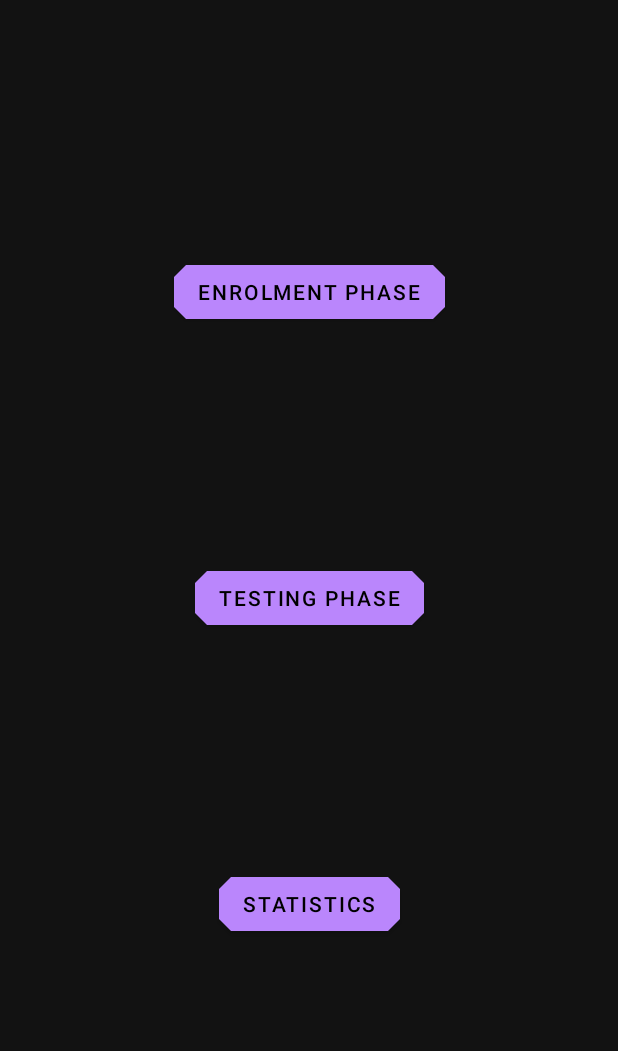
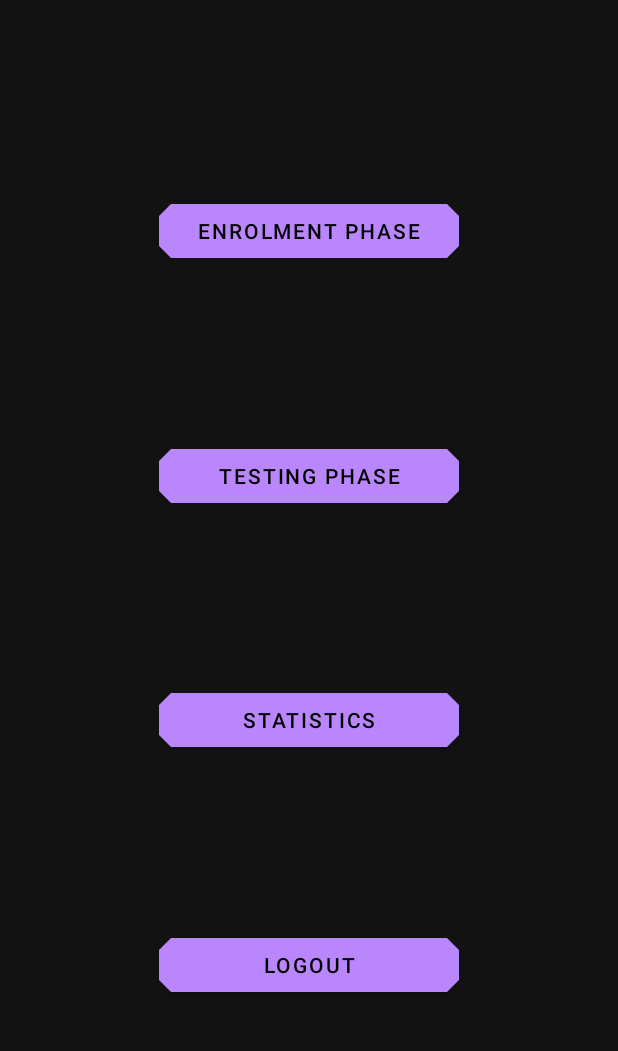
Before and after one commit to MaxOng99/IP, an Android app: the HomeActivity screen opened directly, with no data from a screen before it, on a phone screen of 412 x 824 dp, the part 62-1113 px from its top. Run offline under Robolectric (Android 15) with nearby library versions, the phone set to English and light mode, and no system bars; our stand-ins replace Firebase (no records; nobody signed in at launch, a user with empty details on screens opened directly); 1 statement that could not run was skipped.

Commit message:
add logout ui and logout functionality

```diff
--- a/android-frontend/app/src/main/java/com/example/touchauthenticator/ui/home/HomeActivity.kt
+++ b/android-frontend/app/src/main/java/com/example/touchauthenticator/ui/home/HomeActivity.kt
@@ -26,7 +26,11 @@ class HomeActivity: AppCompatActivity() {
     }
 
     fun launchStatisticsUI(view: View) {
-        ActivityLauncher.launchTestingActivity()
+        ActivityLauncher.launchStatisticsActivity()
+    }
+
+    fun logout(view: View) {
+        ActivityLauncher.launchAuthActivity(this)
     }
 
 }
--- a/android-frontend/app/src/main/res/layout/activity_home.xml
+++ b/android-frontend/app/src/main/res/layout/activity_home.xml
@@ -8,34 +8,45 @@
 
     <com.google.android.material.button.MaterialButton
         android:id="@+id/button2"
-        android:layout_width="wrap_content"
+        android:layout_width="200dp"
         android:layout_height="wrap_content"
+        android:onClick="launchEnrolmentUI"
         android:text="Enrolment Phase"
         app:layout_constraintBottom_toTopOf="@+id/button3"
         app:layout_constraintEnd_toEndOf="parent"
         app:layout_constraintStart_toStartOf="parent"
-        app:layout_constraintTop_toTopOf="parent"
-        android:onClick="launchEnrolmentUI"/>
+        app:layout_constraintTop_toTopOf="parent" />
 
     <com.google.android.material.button.MaterialButton
         android:id="@+id/button3"
-        android:layout_width="wrap_content"
+        android:layout_width="200dp"
         android:layout_height="wrap_content"
+        android:onClick="launchTestingUI"
         android:text="Testing Phase"
         app:layout_constraintBottom_toTopOf="@+id/button4"
         app:layout_constraintEnd_toEndOf="@+id/button2"
         app:layout_constraintStart_toStartOf="@+id/button2"
-        app:layout_constraintTop_toBottomOf="@+id/button2"
-        android:onClick="launchTestingUI"/>
+        app:layout_constraintTop_toBottomOf="@+id/button2" />
 
     <com.google.android.material.button.MaterialButton
         android:id="@+id/button4"
-        android:layout_width="wrap_content"
+        android:layout_width="200dp"
         android:layout_height="wrap_content"
+        android:onClick="launchStatisticsUI"
         android:text="Statistics"
+        app:layout_constraintBottom_toTopOf="@+id/textView3"
+        app:layout_constraintEnd_toEndOf="@+id/button2"
+        app:layout_constraintStart_toStartOf="@+id/button2"
+        app:layout_constraintTop_toBottomOf="@+id/button3" />
+
+    <com.google.android.material.button.MaterialButton
+        android:id="@+id/textView3"
+        android:layout_width="200dp"
+        android:layout_height="wrap_content"
+        android:text="Logout"
         app:layout_constraintBottom_toBottomOf="parent"
         app:layout_constraintEnd_toEndOf="@+id/button2"
         app:layout_constraintStart_toStartOf="@+id/button2"
-        app:layout_constraintTop_toBottomOf="@+id/button3"
-        android:onClick="launchStatisticsUI"/>
+        app:layout_constraintTop_toBottomOf="@+id/button4"
+        android:onClick="logout"/>
 </androidx.constraintlayout.widget.ConstraintLayout>
```
